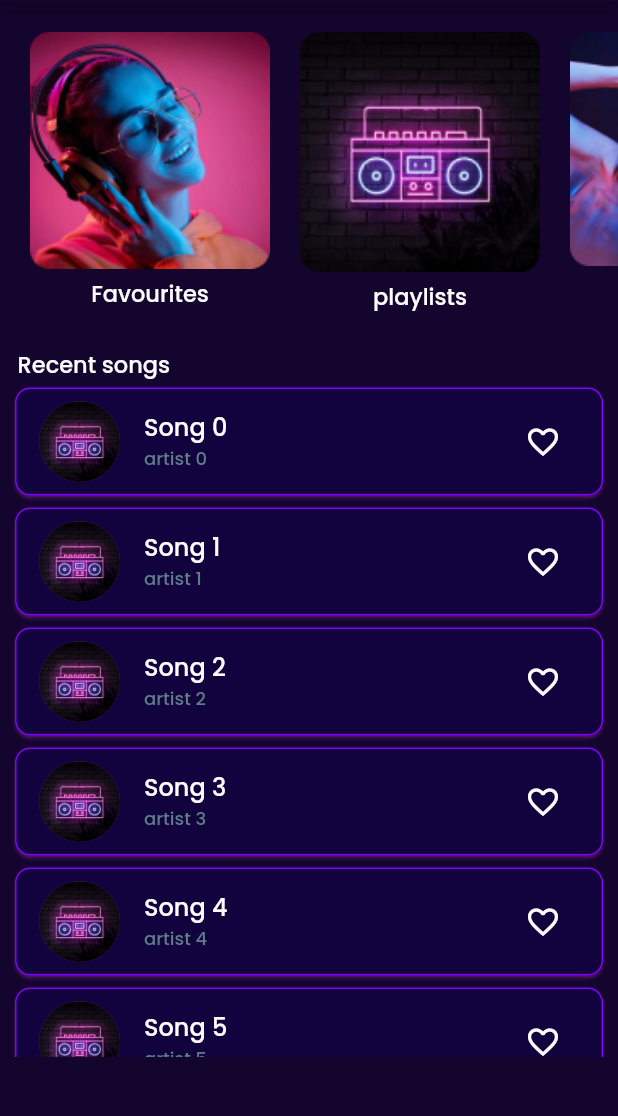
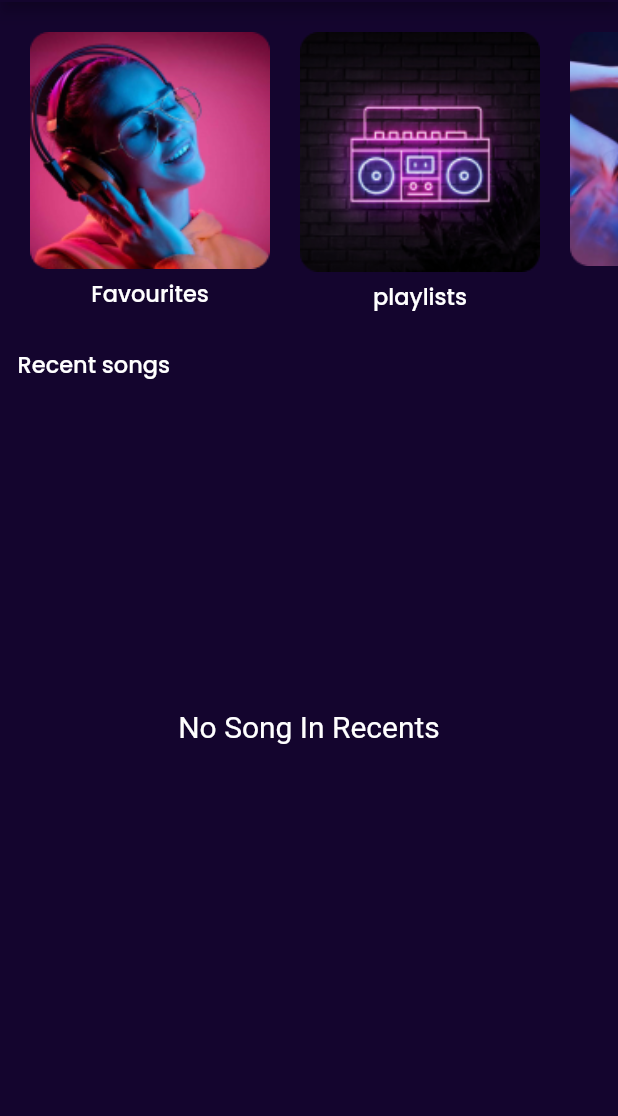
Before and after one commit to Hafeedpkl/simfonie_player, a Flutter app: the ExploreScreen screen opened directly, on a phone screen of 412 x 824 dp, the part 82-1198 px from its top. Run offline on Flutter 3.47's test engine with Material 2 defaults, Android fonts, the light colour scheme and no system bars; our stand-ins replace google_nav_bar, hive, hive_flutter, just_audio, just_audio_background, lottie and 4 more; accounts and stored records are empty; Roboto replaces fonts that are missing (poppins).

Commit message:
recently songs section added

```diff
--- /dev/null
+++ b/lib/Controllers/get_recent_song_controller.dart
@@ -0,0 +1,39 @@
+import 'package:flutter/material.dart';
+import 'package:hive_flutter/hive_flutter.dart';
+import 'package:on_audio_query/on_audio_query.dart';
+
+import '../screens/MainScreens/SongListScreen/songListScreen.dart';
+
+class GetRecentSongController {
+  static ValueNotifier<List<SongModel>> recentSongNotifier = ValueNotifier([]);
+  static List<dynamic> recentlyPlayed = [];
+
+  static Future<void> addRecentlyPlayed(item) async {
+    final recentDb = await Hive.openBox('recentSongNotifier');
+    await recentDb.add(item);
+    getRecentSongs();
+    recentSongNotifier.notifyListeners();
+  }
+
+  static Future<void> getRecentSongs() async {
+    final recentDb = await Hive.openBox('recentSongNotifier');
+    recentlyPlayed = recentDb.values.toList();
+    displayRecents();
+    recentSongNotifier.notifyListeners();
+  }
+
+  static Future<void> displayRecents() async {
+    final recentDb = await Hive.openBox('recentSongNotifier');
+    final recentSongItems = recentDb.values.toList();
+    recentSongNotifier.value.clear();
+    recentlyPlayed.clear();
+    for (int i = 0; i < recentSongItems.length; i++) {
+      for (int j = 0; j < startSong.length; j++) {
+        if (recentSongItems[i] == startSong[j].id) {
+          recentSongNotifier.value.add(startSong[j]);
+          recentlyPlayed.add(startSong[j]);
+        }
+      }
+    }
+  }
+}
--- a/lib/main.dart
+++ b/lib/main.dart
@@ -13,6 +13,7 @@ Future<void> main() async {
   }
   await Hive.initFlutter();
   await Hive.openBox<int>('FavoriteDB');
+  await Hive.openBox('recentSongNotifier');
 
   await JustAudioBackground.init(
     androidNotificationChannelId: 'com.ryanheise.bg_demo.channel.audio',
--- a/lib/screens/MiniScreens/Playlist Screen/PlaylistScreen.dart
+++ b/lib/screens/MainScreens/ExploreScreen/PlaylistScreen/PlaylistScreen.dart
@@ -1,7 +1,7 @@
 import 'package:flutter/material.dart';
-import 'package:simfonie/screens/MiniScreens/Playlist%20Screen/playlist%20Individual.dart';
+import 'package:simfonie/screens/MainScreens/ExploreScreen/PlaylistScreen/playlist%20Individual.dart';
 
-import '../FavouriteSongsScreen/favourites.dart';
+import '../../../MiniScreens/FavouriteSongsScreen/favourites.dart';
 
 class PlaylistScreen extends StatelessWidget {
   const PlaylistScreen({super.key});
--- a/lib/screens/MainScreens/ExploreScreen/exploreScreen.dart
+++ b/lib/screens/MainScreens/ExploreScreen/exploreScreen.dart
@@ -1,5 +1,6 @@
 import 'package:flutter/material.dart';
-import 'package:simfonie/screens/MainScreens/ExploreScreen/libraryWidget.dart';
+import 'package:simfonie/screens/MainScreens/ExploreScreen/library_widget/libraryWidget.dart';
+import 'package:simfonie/screens/MainScreens/ExploreScreen/recently/recently_played_widget.dart';
 import '../../MiniScreens/widgets/DrawerWidget.dart';
 
 class ExploreScreen extends StatelessWidget {
@@ -44,50 +45,7 @@ class ExploreScreen extends StatelessWidget {
               SizedBox(
                   height: 450,
                   width: double.infinity,
-                  child: ListView.builder(
-                    itemBuilder: ((context, index) {
-                      // allSongs.addAll(items.data!);
-                      return Padding(
-                        padding: const EdgeInsets.only(left: 6, right: 6),
-                        child: Card(
-                          color: const Color.fromARGB(255, 18, 2, 61),
-                          shadowColor: Colors.purpleAccent,
-                          shape: RoundedRectangleBorder(
-                              borderRadius: BorderRadius.circular(10),
-                              side: const BorderSide(
-                                  color: Color.fromARGB(255, 132, 0, 255))),
-                          child: ListTile(
-                            iconColor: Colors.white,
-                            selectedColor: Colors.purpleAccent,
-                            leading: const CircleAvatar(
-                                radius: 27,
-                                backgroundImage:
-                                    AssetImage('assets/images/playlist.png')),
-                            title: Text(
-                              'Song $index',
-                              style: const TextStyle(
-                                  overflow: TextOverflow.ellipsis,
-                                  fontFamily: 'poppins',
-                                  color: Colors.white),
-                            ),
-                            subtitle: Text(
-                              'artist $index',
-                              style: const TextStyle(
-                                  fontFamily: 'poppins',
-                                  fontSize: 12,
-                                  color: Colors.blueGrey),
-                            ),
-                            trailing: IconButton(
-                              icon: const Icon(Icons.favorite_outline),
-                              onPressed: () {},
-                            ),
-                            onTap: () {},
-                          ),
-                        ),
-                      );
-                    }),
-                    itemCount: 10,
-                  ))
+                  child: RecentlyPlayedWidget())
             ]),
           ),
         ));
--- a/lib/screens/MainScreens/ExploreScreen/libraryWidget.dart
+++ b/lib/screens/MainScreens/ExploreScreen/library_widget/libraryWidget.dart
@@ -1,8 +1,8 @@
 import 'package:flutter/material.dart';
 
-import '../../MiniScreens/FavouriteSongsScreen/favourites.dart';
-import '../../MiniScreens/Playlist Screen/PlaylistScreen.dart';
-import '../../MiniScreens/Top Beats/TopBeats.dart';
+import '../../../MiniScreens/FavouriteSongsScreen/favourites.dart';
+import '../PlaylistScreen/PlaylistScreen.dart';
+import '../../../MiniScreens/Top Beats/TopBeats.dart';
 
 class LibraryWidget extends StatelessWidget {
   const LibraryWidget({super.key});
--- /dev/null
+++ b/lib/screens/MainScreens/ExploreScreen/recently/recently_played_widget.dart
@@ -0,0 +1,145 @@
+import 'package:flutter/material.dart';
+import 'package:on_audio_query/on_audio_query.dart';
+import 'package:simfonie/Controllers/get_recent_song_controller.dart';
+import 'package:simfonie/db/favourite_db.dart';
+
+import '../../../../Controllers/Get_all_song_controller.dart';
+import '../../../MiniScreens/FavouriteSongsScreen/FavouriteMenuButton.dart';
+import '../../../MiniScreens/FavouriteSongsScreen/favoriteButton.dart';
+import '../../../MiniScreens/NowPlayingScreen/NowPlayingScreen.dart';
+
+class RecentlyPlayedWidget extends StatefulWidget {
+  const RecentlyPlayedWidget({
+    Key? key,
+  }) : super(key: key);
+
+  @override
+  State<RecentlyPlayedWidget> createState() => _RecentlyPlayedWidgetState();
+}
+
+class _RecentlyPlayedWidgetState extends State<RecentlyPlayedWidget> {
+  final OnAudioQuery _audioQuery = OnAudioQuery();
+  static List<SongModel> recentSong = [];
+
+  @override
+  void initState() {
+    super.initState();
+    init();
+    setState(() {});
+  }
+
+  Future init() async {
+    await GetRecentSongController.getRecentSongs();
+    setState(() {});
+  }
+
+  @override
+  Widget build(BuildContext context) {
+    FavoriteDb.favoriteSongs;
+    return FutureBuilder(
+      future: GetRecentSongController.getRecentSongs(),
+      builder: (context, items) {
+        return ValueListenableBuilder(
+          valueListenable: GetRecentSongController.recentSongNotifier,
+          builder:
+              (BuildContext context, List<SongModel> value, Widget? child) {
+            if (value.isEmpty) {
+              return Padding(
+                padding: EdgeInsets.only(top: 10),
+                child: Center(
+                  child: Text(
+                    'No Song In Recents',
+                    style: TextStyle(color: Colors.white, fontSize: 20),
+                  ),
+                ),
+              );
+            } else {
+              final temp = value.reversed.toList();
+              recentSong = temp.toSet().toList();
+              return FutureBuilder<List<SongModel>>(
+                future: _audioQuery.querySongs(
+                  sortType: null,
+                  orderType: OrderType.ASC_OR_SMALLER,
+                  uriType: UriType.EXTERNAL,
+                  ignoreCase: true,
+                ),
+                builder: (context, items) {
+                  if (items.data == null) {
+                    return Center(child: const CircularProgressIndicator());
+                  }
+                  if (items.data!.isEmpty) {
+                    return Center(
+                      child: Text(
+                        'No Song Available',
+                        style: TextStyle(color: Colors.white),
+                      ),
+                    );
+                  }
+                  return ListView.builder(
+                    itemBuilder: ((context, index) {
+                      return Padding(
+                        padding: const EdgeInsets.only(left: 6, right: 6),
+                        child: Card(
+                          color: const Color.fromARGB(255, 18, 2, 61),
+                          shadowColor: Colors.purpleAccent,
+                          shape: RoundedRectangleBorder(
+                              borderRadius: BorderRadius.circular(10),
+                              side: const BorderSide(
+                                  color: Color.fromARGB(255, 132, 0, 255))),
+                          child: ListTile(
+                            iconColor: Colors.white,
+                            selectedColor: Colors.purpleAccent,
+                            leading: QueryArtworkWidget(
+                                id: recentSong[index].id,
+                                type: ArtworkType.AUDIO,
+                                nullArtworkWidget: const CircleAvatar(
+                                    radius: 27,
+                                    backgroundImage: AssetImage(
+                                        'assets/images/playlist.png'))),
+                            title: Text(
+                              recentSong[index].displayNameWOExt,
+                              maxLines: 1,
+                              style: const TextStyle(
+                                  overflow: TextOverflow.ellipsis,
+                                  fontFamily: 'poppins',
+                                  color: Colors.white),
+                            ),
+                            subtitle: Text(
+                              '${recentSong[index].artist == "<unknown>" ? "Unknown Artist" : recentSong[index].artist}',
+                              maxLines: 1,
+                              style: const TextStyle(
+                                  fontFamily: 'poppins',
+                                  fontSize: 12,
+                                  color: Colors.blueGrey),
+                            ),
+                            trailing: FavoriteMenuButton(
+                                songFavorite: recentSong[index]),
+                            onTap: () {
+                              GetAllSongController.audioPlayer.setAudioSource(
+                                  GetAllSongController.createSongList(
+                                      recentSong),
+                                  initialIndex: index);
+                              GetAllSongController.audioPlayer.play();
+                              Navigator.push(context,
+                                  MaterialPageRoute(builder: (context) {
+                                return PlayScreen(
+                                  songModelList:
+                                      GetAllSongController.playingSong,
+                                );
+                              }));
+                            },
+                          ),
+                        ),
+                      );
+                    }),
+                    itemCount: recentSong.length,
+                  );
+                },
+              );
+            }
+          },
+        );
+      },
+    );
+  }
+}
--- a/lib/screens/MainScreens/SongListScreen/songListScreen.dart
+++ b/lib/screens/MainScreens/SongListScreen/songListScreen.dart
@@ -7,12 +7,13 @@ import 'package:on_audio_query/on_audio_query.dart';
 import 'package:permission_handler/permission_handler.dart';
 import 'package:provider/provider.dart';
 import 'package:simfonie/Controllers/Get_all_song_controller.dart';
+import 'package:simfonie/Controllers/get_recent_song_controller.dart';
 import 'package:simfonie/db/favourite_db.dart';
 
 import '../../../provider/song_model_provider.dart';
 import '../../MiniScreens/FavouriteSongsScreen/FavouriteMenuButton.dart';
 import '../../MiniScreens/NowPlayingScreen/NowPlayingScreen.dart';
-import '../../MiniScreens/Playlist Screen/PlaylistScreen.dart';
+import '../ExploreScreen/PlaylistScreen/PlaylistScreen.dart';
 import '../../MiniScreens/widgets/DrawerWidget.dart';
 
 class ListSongScreen extends StatefulWidget {
@@ -172,6 +173,9 @@ class _ListSongScreenState extends State<ListSongScreen> {
                                                         items.data!),
                                                 initialIndex: index);
                                         // GetAllSongController.audioPlayer.play();
+                                        GetRecentSongController
+                                            .addRecentlyPlayed(
+                                                items.data![index].id);
                                         context
                                             .read<SongModelProvider>()
                                             .setId(items.data![index].id);
--- a/lib/screens/MiniScreens/widgets/DrawerWidget.dart
+++ b/lib/screens/MiniScreens/widgets/DrawerWidget.dart
@@ -2,7 +2,7 @@ import 'package:flutter/material.dart';
 import '../../MainScreens/SettingsScreen/AboutScreen.dart';
 import '../../MainScreens/SettingsScreen/SettingsScreen.dart';
 import '../FavouriteSongsScreen/favourites.dart';
-import '../Playlist Screen/PlaylistScreen.dart';
+import '../../MainScreens/ExploreScreen/PlaylistScreen/PlaylistScreen.dart';
 import '../Top Beats/TopBeats.dart';
 
 class DrawerWidget extends StatelessWidget {
```
Also changed, not shown: lib/db/playlist_db.dart (added, +38 -0 lines), lib/screens/MiniScreens/NowPlayingScreen/NowPlayingScreen.dart (+87 -46 lines), lib/screens/MiniScreens/mini player/miniPlayer.dart (+11 -2 lines), lib/screens/MainScreens/ExploreScreen/PlaylistScreen/playlist Individual.dart (renamed from lib/screens/MiniScreens/Playlist Screen/playlist Individual.dart).
